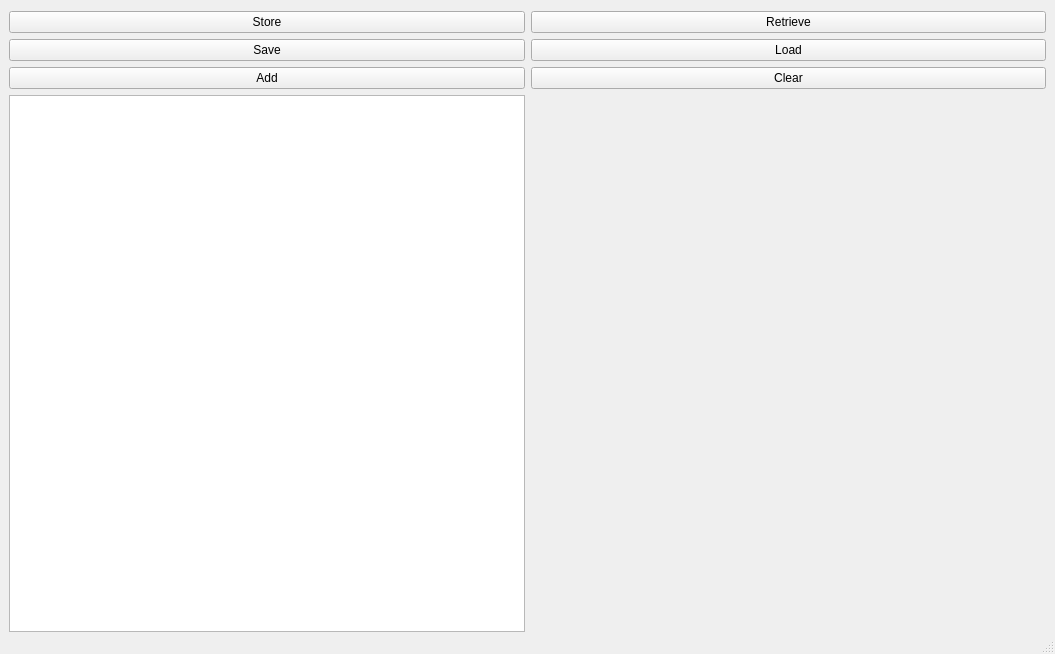
First picture: the form in qt/mainwindow.ui, repository ppdha82/Test_Program, before the edit.
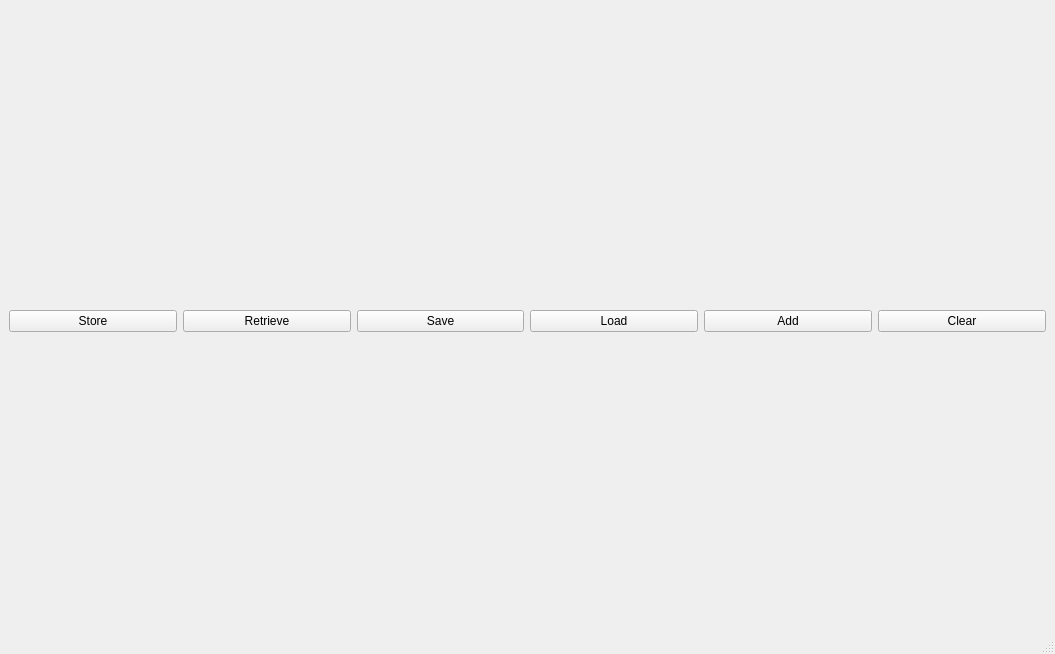
Second picture: the form after the edit.

Commit message:
[Modify] QT 예제 스터디 코드 업로드
- Layout 관련 코드 수정 (mainwindow.ui, mainwindow.cpp/h)

The edit to the form file:
```diff
--- a/qt/mainwindow.ui
+++ b/qt/mainwindow.ui
@@ -35,13 +35,6 @@
       <property name="horizontalSpacing">
        <number>6</number>
       </property>
-      <item row="0" column="0">
-       <widget class="QPushButton" name="touchStore">
-        <property name="text">
-         <string>Store</string>
-        </property>
-       </widget>
-      </item>
       <item row="0" column="1">
        <widget class="QPushButton" name="touchRetrieve">
         <property name="text">
@@ -49,72 +42,44 @@
         </property>
        </widget>
       </item>
-      <item row="1" column="0">
-       <widget class="QPushButton" name="saveMessage">
-        <property name="text">
-         <string>Save</string>
-        </property>
-       </widget>
-      </item>
-      <item row="1" column="1">
+      <item row="0" column="3">
        <widget class="QPushButton" name="loadMessage">
         <property name="text">
          <string>Load</string>
         </property>
        </widget>
       </item>
-      <item row="2" column="0">
-       <widget class="QPushButton" name="addRecord">
+      <item row="0" column="0">
+       <widget class="QPushButton" name="touchStore">
         <property name="text">
-         <string>Add</string>
+         <string>Store</string>
         </property>
        </widget>
       </item>
-      <item row="3" column="0">
-       <widget class="QScrollArea" name="scrollArea">
-        <property name="enabled">
-         <bool>true</bool>
-        </property>
-        <property name="frameShape">
-         <enum>QFrame::NoFrame</enum>
-        </property>
-        <property name="frameShadow">
-         <enum>QFrame::Plain</enum>
-        </property>
-        <property name="verticalScrollBarPolicy">
-         <enum>Qt::ScrollBarAsNeeded</enum>
-        </property>
-        <property name="horizontalScrollBarPolicy">
-         <enum>Qt::ScrollBarAsNeeded</enum>
-        </property>
-        <property name="widgetResizable">
-         <bool>true</bool>
-        </property>
-         <property name="sizePolicy">
-          <sizepolicy hsizetype="Preferred" vsizetype="Preferred">
-           <horstretch>0</horstretch>
-           <verstretch>0</verstretch>
-          </sizepolicy>
-         </property>
-         <widget class="QTextEdit" name="textEdit">
-          <property name="geometry">
-           <rect>
-            <x>0</x>
-            <y>0</y>
-            <width>104</width>
-            <height>70</height>
-           </rect>
-          </property>
-        </widget>
-       </widget>
-      </item>
-      <item row="2" column="1">
+      <item row="0" column="5">
        <widget class="QPushButton" name="clearMessage">
         <property name="text">
          <string>Clear</string>
         </property>
        </widget>
       </item>
+      <item row="0" column="4">
+       <widget class="QPushButton" name="addRecord">
+        <property name="text">
+         <string>Add</string>
+        </property>
+       </widget>
+      </item>
+      <item row="0" column="2">
+       <widget class="QPushButton" name="saveMessage">
+        <property name="text">
+         <string>Save</string>
+        </property>
+       </widget>
+      </item>
+      <item row="1" column="0" colspan="6">
+       <layout class="QVBoxLayout" name="verticalLayout_2"/>
+      </item>
      </layout>
     </item>
    </layout>
```
The commit also changes 2 other files.
